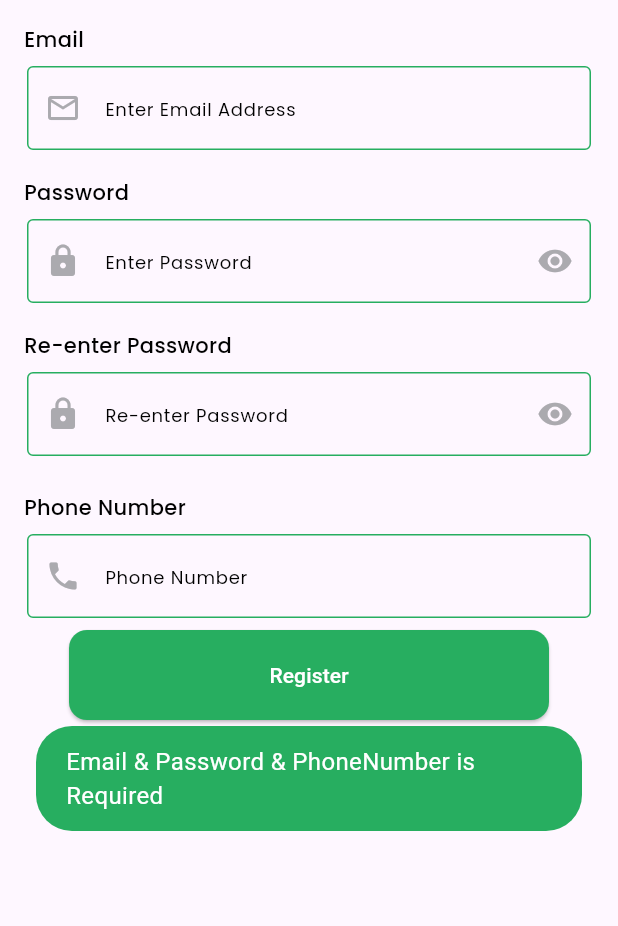
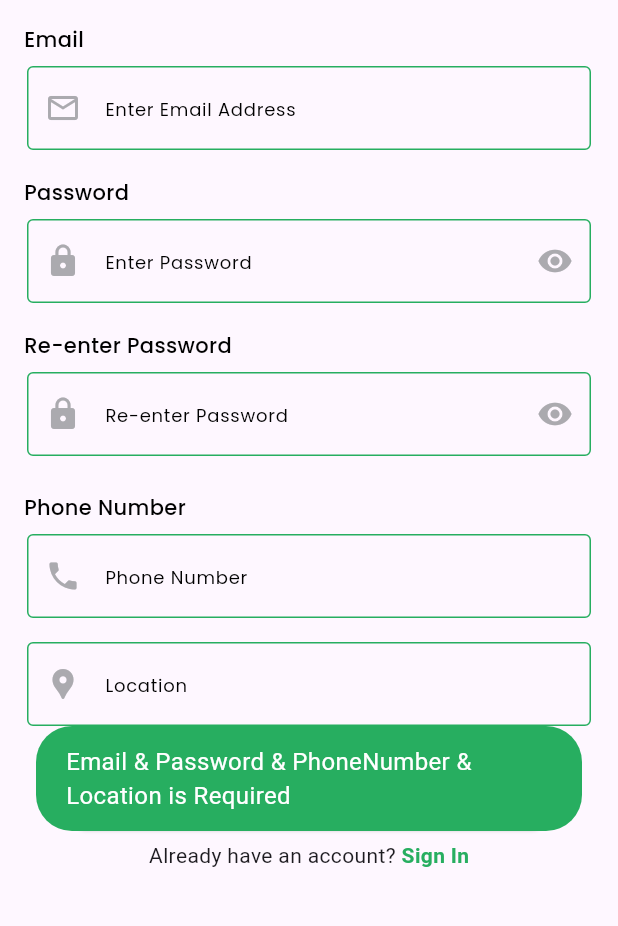
Before and after one commit to fwdAndroid/muslim_mariage-main, a Flutter app: the SignupScreen screen opened directly, after a tap on "Register", on a phone screen of 412 x 824 dp, the part 309-1235 px from its top. Run offline on Flutter 3.47's test engine with Material 3 defaults, Android fonts, the phone set to English and light mode, and no system bars; our stand-ins replace buttons_tabbar, cloud_firestore, firebase_auth, firebase_core, firebase_storage, flutter_card_swiper and 9 more; missing offline and left inert: agora_rtc_engine, pay; accounts and stored records are empty; network calls fail.

Commit message:
Location is Added

```diff
--- a/lib/screens/auth/login_screen.dart
+++ b/lib/screens/auth/login_screen.dart
@@ -346,7 +346,7 @@ class _LoginScreenState extends State<LoginScreen> {
                             "contactNumber": FirebaseAuth
                                     .instance.currentUser!.phoneNumber ??
                                 "",
-                            "location": "",
+                            "location": "INDIA",
                             "status": "pending",
                             "favorite": []
                           });
--- a/lib/screens/auth/signup_screen.dart
+++ b/lib/screens/auth/signup_screen.dart
@@ -19,6 +19,7 @@ class _SignupScreenState extends State<SignupScreen> {
   final TextEditingController _passwordController = TextEditingController();
   final TextEditingController _reenterController = TextEditingController();
   final TextEditingController _phoneNumberController = TextEditingController();
+  final TextEditingController _locationController = TextEditingController();
   final _formKey = GlobalKey<FormState>();
 
   bool passwordVisible = false;
@@ -233,6 +234,31 @@ class _SignupScreenState extends State<SignupScreen> {
                               GoogleFonts.poppins(color: black, fontSize: 12)),
                     ),
                   ),
+                  Container(
+                    margin: const EdgeInsets.only(left: 10, right: 10),
+                    padding: const EdgeInsets.all(8),
+                    child: TextFormField(
+                      controller: _locationController,
+                      style: GoogleFonts.poppins(color: black),
+                      keyboardType: TextInputType.number,
+                      decoration: InputDecoration(
+                          prefixIcon: Icon(
+                            Icons.location_pin,
+                            color: iconColor,
+                          ),
+                          enabledBorder: OutlineInputBorder(
+                              borderSide: BorderSide(color: mainColor)),
+                          errorBorder: OutlineInputBorder(
+                              borderSide: BorderSide(color: mainColor)),
+                          focusedBorder: OutlineInputBorder(
+                              borderSide: BorderSide(color: mainColor)),
+                          border: OutlineInputBorder(
+                              borderSide: BorderSide(color: mainColor)),
+                          hintText: "Location",
+                          hintStyle:
+                              GoogleFonts.poppins(color: black, fontSize: 12)),
+                    ),
+                  ),
                 ],
               ),
               isLoading
@@ -245,9 +271,10 @@ class _SignupScreenState extends State<SignupScreen> {
                       onPressed: () async {
                         if (_emailController.text.isEmpty ||
                             _passwordController.text.isEmpty ||
-                            _phoneNumberController.text.isEmpty) {
+                            _phoneNumberController.text.isEmpty ||
+                            _locationController.text.isEmpty) {
                           showMessageBar(
-                            "Email & Password & PhoneNumber is Required",
+                            "Email & Password & PhoneNumber & Location is Required",
                             context,
                           );
                         } else {
@@ -260,6 +287,7 @@ class _SignupScreenState extends State<SignupScreen> {
                                   phone: _phoneNumberController.text,
                                   confirmPassword: _reenterController.text,
                                   context: context,
+                                  location: _locationController.text,
                                   email: _emailController.text,
                                   password: _passwordController.text);
                               Navigator.push(
--- a/lib/screens/setting_pages/edit_profile.dart
+++ b/lib/screens/setting_pages/edit_profile.dart
@@ -22,6 +22,7 @@ class _EditProfileState extends State<EditProfile> {
   TextEditingController phoneController = TextEditingController();
   TextEditingController nameController = TextEditingController();
   TextEditingController qualificationController = TextEditingController();
+  TextEditingController locationController = TextEditingController();
   bool _isLoading = false;
   Uint8List? _image;
   String? imageUrl;
@@ -49,6 +50,7 @@ class _EditProfileState extends State<EditProfile> {
       nameController.text = data['fullName'] ?? ''; // Convert int to string
       imageUrl = data['image'];
       qualificationController.text = data['qualification'] ?? '';
+      locationController.text = data['locationController'] ?? '';
     });
   }
 
@@ -171,6 +173,23 @@ class _EditProfileState extends State<EditProfile> {
                 ),
               ),
               const SizedBox(height: 4),
+              // Name Field
+              Padding(
+                padding: const EdgeInsets.all(8.0),
+                child: TextField(
+                  controller: locationController,
+                  decoration: InputDecoration(
+                    labelText: "Location",
+                    labelStyle: const TextStyle(fontWeight: FontWeight.bold),
+                    hintText: "Location",
+                    prefixIcon: const Icon(Icons.location_pin),
+                    border: OutlineInputBorder(
+                      borderRadius: BorderRadius.circular(8.0),
+                    ),
+                  ),
+                ),
+              ),
+              const SizedBox(height: 4),
 
               // Description Field
               TextField(
@@ -222,6 +241,7 @@ class _EditProfileState extends State<EditProfile> {
                               "contactNumber":
                                   phoneController.text, // Convert string to int
                               "image": downloadUrl,
+                              "location": locationController.text
                             });
                             showMessageBar(
                                 "Profile Update Successfully", context);
--- a/lib/services/auth_methods.dart
+++ b/lib/services/auth_methods.dart
@@ -47,6 +47,7 @@ class AuthMethods {
   Future<String> registerUser(
       {required BuildContext context, // Add BuildContext
       required String confirmPassword,
+      required String location,
       required String email,
       required String password,
       required String phone}) async {
@@ -74,7 +75,7 @@ class AuthMethods {
           "uid": FirebaseAuth.instance.currentUser!.uid,
           "fullName": "",
           "contactNumber": phone,
-          "location": "",
+          "location": location,
           "status": 'pending',
           "favorite": []
         });
```
